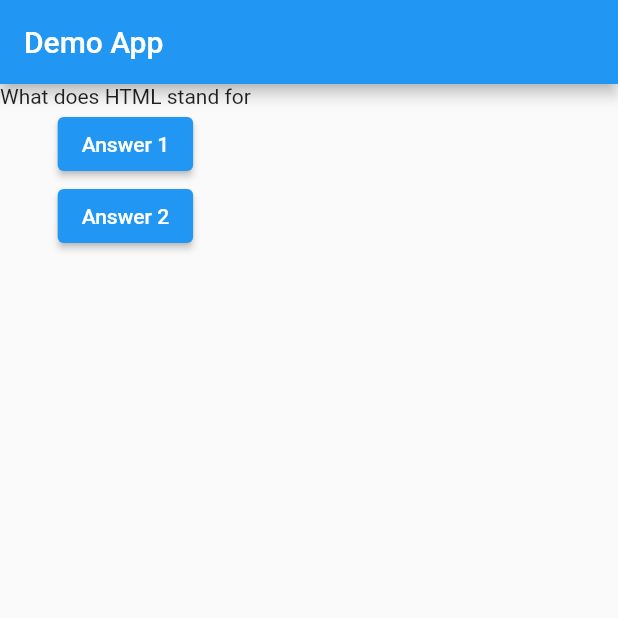
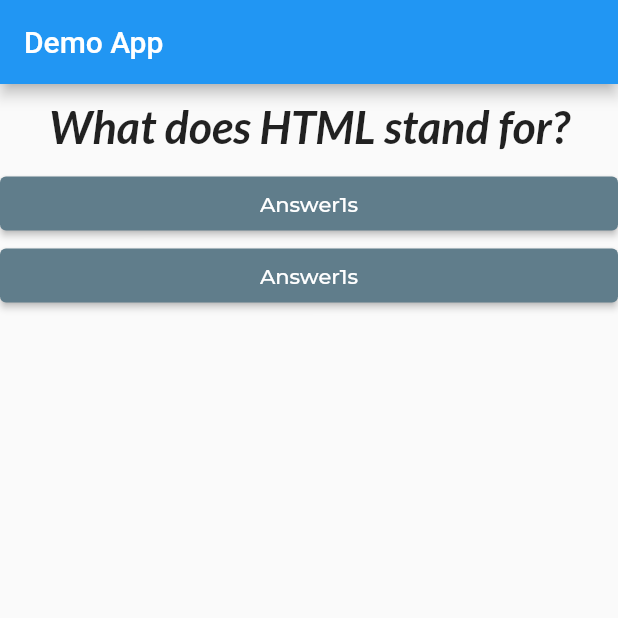
Before and after one commit to stha-nikhil/flutter-rnd, a Flutter app: the screen it shows after launch, on a phone screen of 412 x 824 dp, the top half of it. Run offline on Flutter 3.47's test engine with Material 2 defaults, Android fonts, the phone set to English and light mode, and no system bars; our stand-ins replace dio, easy_localization, flutter_form_builder, form_builder_validators, shared_preferences, sizer; accounts and stored records are empty.

Commit message:
FEAT: use of custom font and text styling

```diff
--- /dev/null
+++ b/lib/answer.dart
@@ -0,0 +1,24 @@
+import 'package:flutter/material.dart';
+
+class Answer extends StatelessWidget {
+  const Answer(this.answerHandler, {super.key});
+
+  final VoidCallback answerHandler;
+
+  @override
+  Widget build(BuildContext context) {
+    return Container(
+      width: double.infinity,
+      child: ElevatedButton(
+        child: Text(
+          'Answer1s',
+          style: TextStyle(fontFamily: 'Montserrat'),
+        ),
+        onPressed: answerHandler,
+        style: ElevatedButton.styleFrom(
+          backgroundColor: Colors.blueGrey,
+        ),
+      ),
+    );
+  }
+}
--- a/lib/main.dart
+++ b/lib/main.dart
@@ -1,5 +1,7 @@
 import 'package:flutter/material.dart';
+
 import './question.dart';
+import './answer.dart';
 
 void main() => runApp(MyApp());
 
@@ -11,7 +13,7 @@ class MyApp extends StatefulWidget {
 class _MyAppState extends State<MyApp> {
   var _questionIndex = 0;
 
-  void answer() {
+  void _answer() {
     setState(() {
       if (_questionIndex == 0){
         _questionIndex = 1;
@@ -27,7 +29,7 @@ class _MyAppState extends State<MyApp> {
   @override
   Widget build(BuildContext context) {
     var questions = [
-      'What does HTML stand for',
+      'What does HTML stand for?',
       'Which of these is a programming language?',
     ];
     return MaterialApp(
@@ -40,14 +42,8 @@ class _MyAppState extends State<MyApp> {
             Question(
                 questions[_questionIndex]
             ),
-            ElevatedButton(
-              onPressed: answer,
-              child: Text('Answer 1'),
-            ),
-            ElevatedButton(
-              onPressed: answer,
-              child: Text('Answer 2'),
-            )
+            Answer(_answer),
+            Answer(_answer),
           ],
         ),
       ),
--- a/lib/question.dart
+++ b/lib/question.dart
@@ -1,12 +1,20 @@
 import 'package:flutter/material.dart';
 
 class Question extends StatelessWidget {
-  const Question(this.questionText,{super.key});
+  const Question(this.questionText, {super.key});
 
   final String questionText;
 
   @override
   Widget build(BuildContext context) {
-    return Text(questionText);
+    return Container(
+      width: double.infinity,
+      margin: EdgeInsets.all(9.8),
+      child: Text(
+        questionText,
+        style: TextStyle(fontSize: 30, fontFamily: 'Lato', fontWeight: FontWeight.w600,fontStyle: FontStyle.italic),
+        textAlign: TextAlign.center,
+      ),
+    );
   }
 }
--- a/lib/src/config/routes/app_routes.dart
+++ b/lib/src/config/routes/app_routes.dart
@@ -1,5 +1,5 @@
 import 'package:flutter/material.dart';
-import 'package:flutter_skeleton/src/pages/demo.dart';
+import 'package:flutter_app/src/pages/demo.dart';
 
 class AppRouter {
   static Route<dynamic> onGenerateRoutes(
```
Also changed, not shown: pubspec.yaml (+12 -2 lines), assets/Fonts/Lato-Regular.ttf (added), assets/Fonts/Montserrat-Regular.ttf (added), pubspec.lock.
